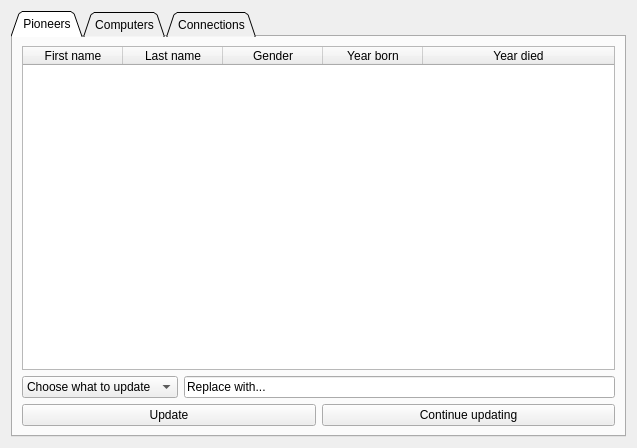
Old version of the form hoopergui/update_widget.ui in the repository VLN1-15-30/fall-project.
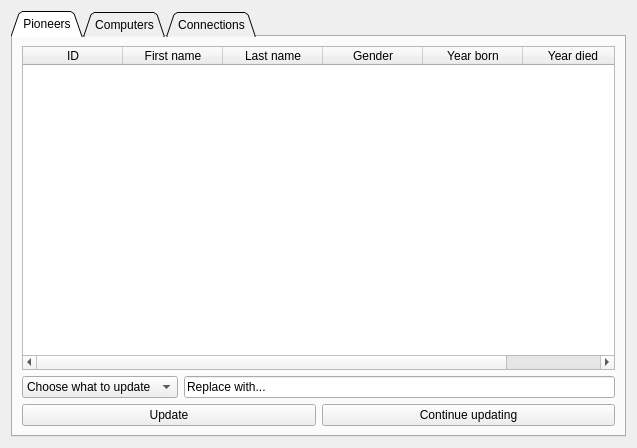
New version of the form. The open tabs and pages were chosen to show the change.

The edit to the form file:
```diff
--- a/hoopergui/update_widget.ui
+++ b/hoopergui/update_widget.ui
@@ -27,44 +27,6 @@
        <string>Pioneers</string>
       </attribute>
       <layout class="QGridLayout" name="gridLayout_5">
-       <item row="0" column="0">
-        <widget class="QTableWidget" name="tableView_pioneers_2">
-         <property name="sortingEnabled">
-          <bool>true</bool>
-         </property>
-         <attribute name="horizontalHeaderStretchLastSection">
-          <bool>true</bool>
-         </attribute>
-         <attribute name="verticalHeaderStretchLastSection">
-          <bool>true</bool>
-         </attribute>
-         <column>
-          <property name="text">
-           <string>First name</string>
-          </property>
-         </column>
-         <column>
-          <property name="text">
-           <string>Last name</string>
-          </property>
-         </column>
-         <column>
-          <property name="text">
-           <string>Gender</string>
-          </property>
-         </column>
-         <column>
-          <property name="text">
-           <string>Year born</string>
-          </property>
-         </column>
-         <column>
-          <property name="text">
-           <string>Year died</string>
-          </property>
-         </column>
-        </widget>
-       </item>
        <item row="2" column="0">
         <layout class="QHBoxLayout" name="horizontalLayout_2">
          <item>
@@ -128,6 +90,49 @@
          </item>
         </layout>
        </item>
+       <item row="0" column="0">
+        <widget class="QTableWidget" name="tableView_pioneers_2">
+         <property name="sortingEnabled">
+          <bool>true</bool>
+         </property>
+         <attribute name="horizontalHeaderStretchLastSection">
+          <bool>true</bool>
+         </attribute>
+         <attribute name="verticalHeaderStretchLastSection">
+          <bool>true</bool>
+         </attribute>
+         <column>
+          <property name="text">
+           <string>ID</string>
+          </property>
+         </column>
+         <column>
+          <property name="text">
+           <string>First name</string>
+          </property>
+         </column>
+         <column>
+          <property name="text">
+           <string>Last name</string>
+          </property>
+         </column>
+         <column>
+          <property name="text">
+           <string>Gender</string>
+          </property>
+         </column>
+         <column>
+          <property name="text">
+           <string>Year born</string>
+          </property>
+         </column>
+         <column>
+          <property name="text">
+           <string>Year died</string>
+          </property>
+         </column>
+        </widget>
+       </item>
       </layout>
      </widget>
      <widget class="QWidget" name="computers">
```
Left out of the diff: 2 changed lines with no effect on the pictures.
